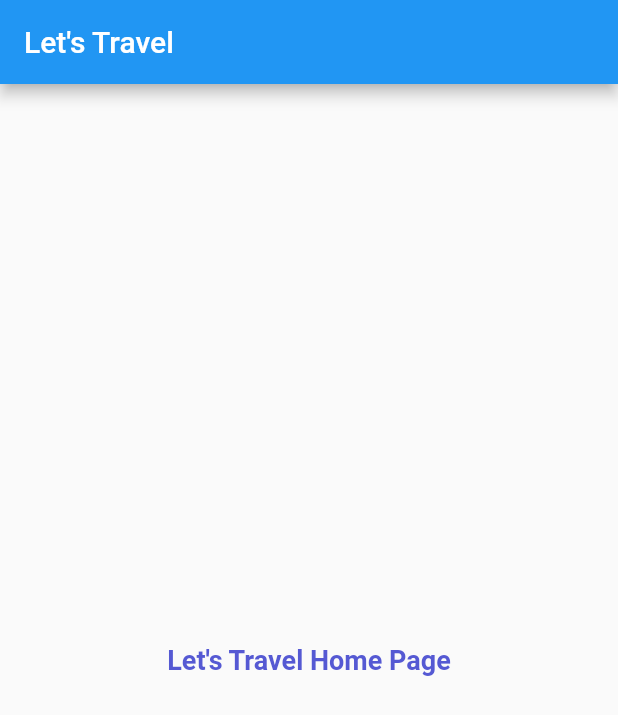
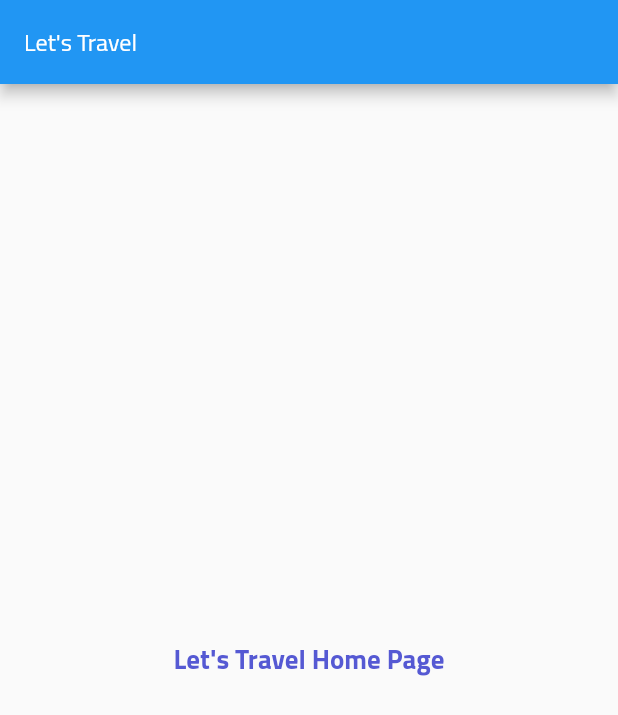
Before and after one commit to DevSideProject/LetsTravel, a Flutter app: the screen it shows after launch, on a phone screen of 412 x 824 dp. Shown: the top 715 px of the screen. Run offline on Flutter 3.47's test engine with Material 2 defaults, Android fonts, the phone set to English and light mode, and no system bars.

Commit message:
Add font assets + Change default home page

```diff
--- a/lib/main.dart
+++ b/lib/main.dart
@@ -9,7 +9,8 @@ void main() {
             style: TextStyle(
                 fontWeight: FontWeight.bold,
                 color: PRIMARY_COLOR,
-                fontSize: 18),
+                fontSize: 18,
+                fontFamily: 'CairoRegular'),
           ),
         ),
       );
@@ -22,35 +23,29 @@ class MyApp extends StatelessWidget {
   Widget build(BuildContext context) {
     return MaterialApp(
         debugShowCheckedModeBanner: false,
-        title: 'Flutter Demo',
         theme: ThemeData(
           primarySwatch: Colors.blue,
         ),
-        home: MyHomePage(title: "Let's Travel"));
+        home: MyHomePage());
   }
 }
 
-class MyHomePage extends StatefulWidget {
-  MyHomePage({Key key, this.title}) : super(key: key);
-
-  final String title;
-
-  @override
-  _MyHomePageState createState() => _MyHomePageState();
-}
-
-class _MyHomePageState extends State<MyHomePage> {
+class MyHomePage extends StatelessWidget {
   @override
   Widget build(BuildContext context) {
     return Scaffold(
       appBar: AppBar(
-        title: Text(widget.title),
+        title: Text(
+          "Let's Travel",
+          style: TextStyle(
+              color: Colors.white, fontSize: 16, fontFamily: 'CairoRegular'),
+        ),
       ),
       body: Center(
           child: Text(
         "Let's Travel Home Page",
         style: TextStyle(
-            fontWeight: FontWeight.bold, color: PRIMARY_COLOR, fontSize: 18),
+            color: PRIMARY_COLOR, fontSize: 18, fontFamily: 'CairoBold'),
       )),
     );
   }
```
Also changed, not shown: pubspec.yaml (+27 -26 lines), assets/fonts/cairo_bold.ttf (added), assets/fonts/cairo_regular.ttf (added), assets/fonts/cairo_semi_bold.ttf (added), lib/src/assets/assets_dummy.dart (deleted).
